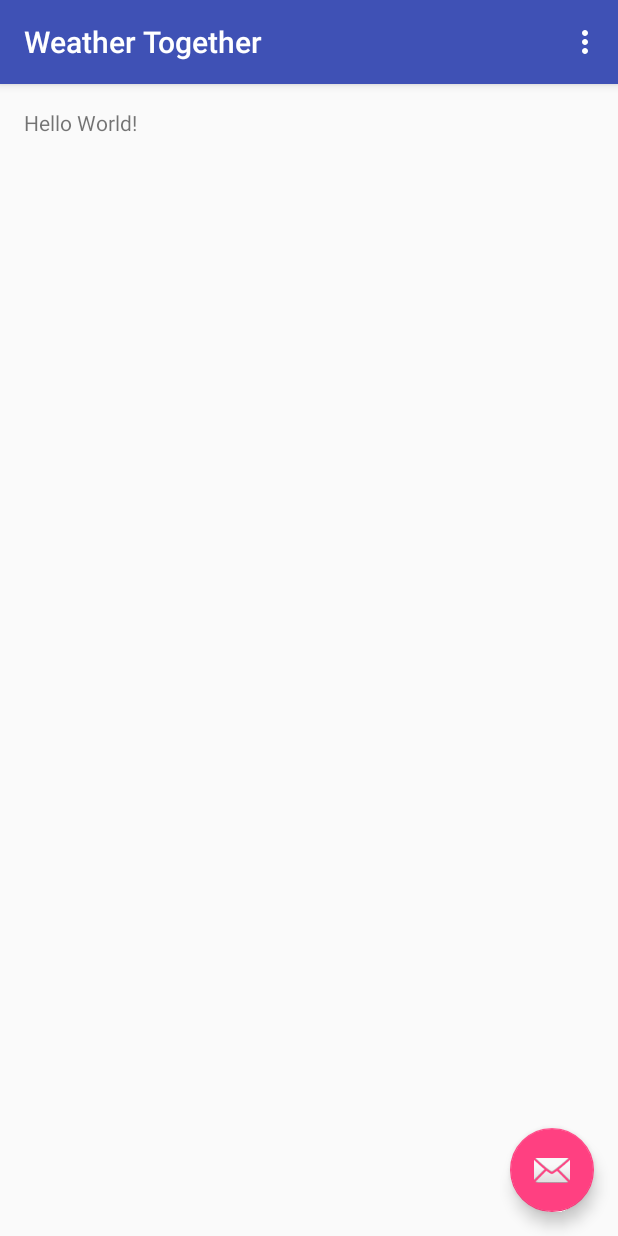
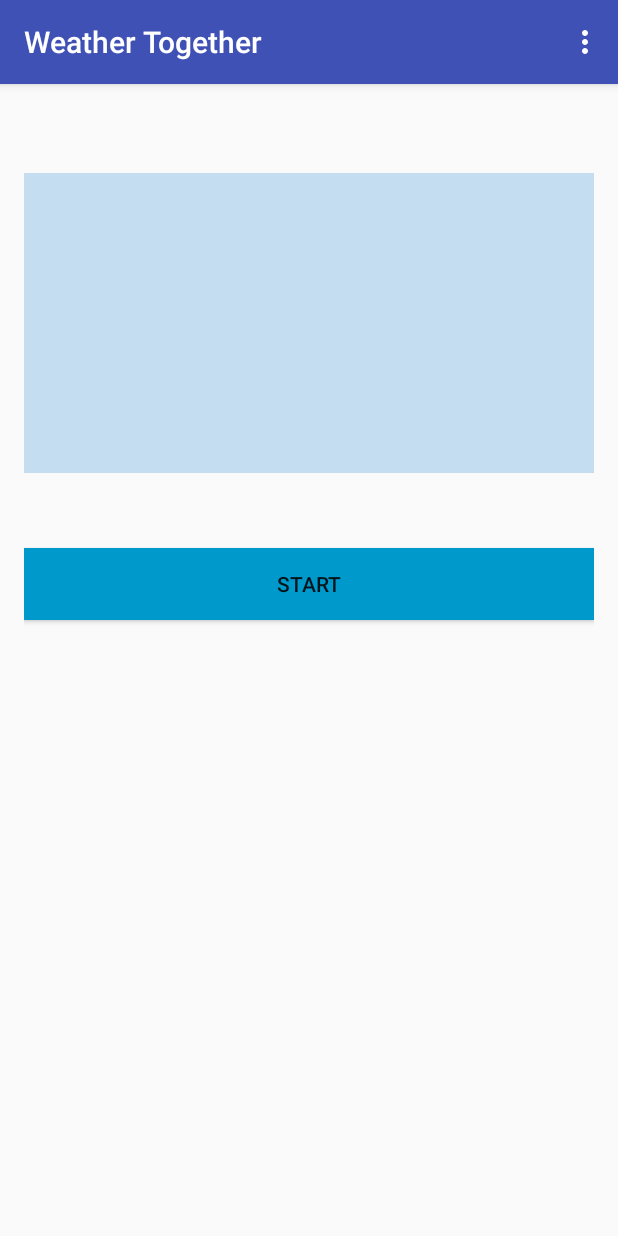
Before and after one commit to Rextuz/weather-together, an Android app: the screen it shows after launch (MainActivity), on a phone screen of 412 x 824 dp. Run offline under Robolectric (Android 15) with nearby library versions, the phone set to English and light mode, and no system bars; 2 statements that could not run were skipped.

Commit message:
Text field and button added

```diff
--- a/app/src/main/java/com/rextuz/weathertogether/MainActivity.java
+++ b/app/src/main/java/com/rextuz/weathertogether/MainActivity.java
@@ -49,4 +49,8 @@ public class MainActivity extends AppCompatActivity {
 
         return super.onOptionsItemSelected(item);
     }
+
+    public void onClick(View view) {
+
+    }
 }
--- a/app/src/main/res/layout/activity_main.xml
+++ b/app/src/main/res/layout/activity_main.xml
@@ -17,9 +17,4 @@
 
     <include layout="@layout/content_main" />
 
-    <android.support.design.widget.FloatingActionButton android:id="@+id/fab"
-        android:layout_width="wrap_content" android:layout_height="wrap_content"
-        android:layout_gravity="bottom|end" android:layout_margin="@dimen/fab_margin"
-        android:src="@android:drawable/ic_dialog_email" />
-
 </android.support.design.widget.CoordinatorLayout>
--- a/app/src/main/res/layout/content_main.xml
+++ b/app/src/main/res/layout/content_main.xml
@@ -7,8 +7,30 @@
     android:paddingTop="@dimen/activity_vertical_margin"
     android:paddingBottom="@dimen/activity_vertical_margin"
     app:layout_behavior="@string/appbar_scrolling_view_behavior"
-    tools:showIn="@layout/activity_main" tools:context=".MainActivity">
+    tools:context=".MainActivity"
+    tools:showIn="@layout/activity_main"
+    android:clickable="true">
 
-    <TextView android:text="Hello World!" android:layout_width="wrap_content"
-        android:layout_height="wrap_content" />
+    <EditText
+        android:layout_width="505dp"
+        android:layout_height="200dp"
+        android:id="@+id/editText"
+        android:layout_marginTop="43dp"
+        android:inputType="text"
+        android:background="#c5ddf0"
+        android:layout_alignParentTop="true"
+        android:layout_alignParentRight="true"
+        android:layout_alignParentEnd="true" />
+
+    <Button
+        android:layout_width="fill_parent"
+        android:layout_height="wrap_content"
+        android:text="Start"
+        android:id="@+id/button"
+        android:layout_marginTop="50dp"
+        android:layout_below="@+id/editText"
+        android:layout_centerHorizontal="true"
+        android:background="@android:color/holo_blue_dark"
+        android:onClick="onClick" />
+
 </RelativeLayout>
```
